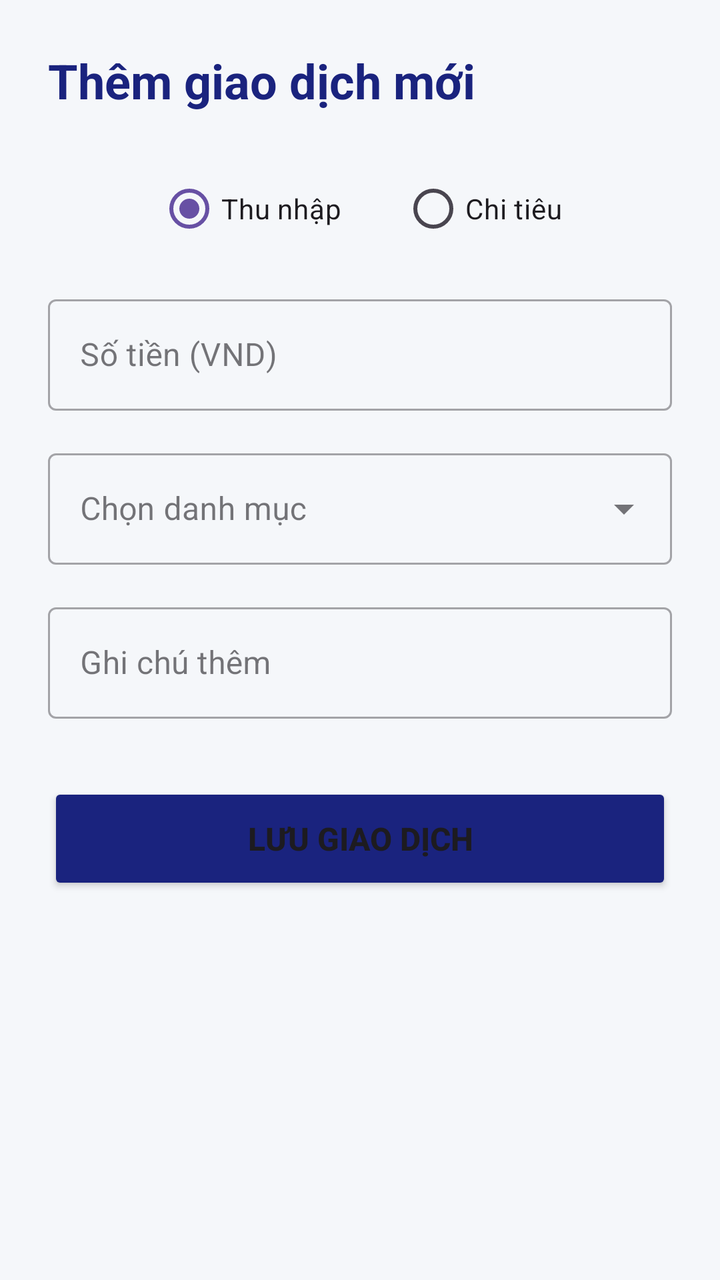
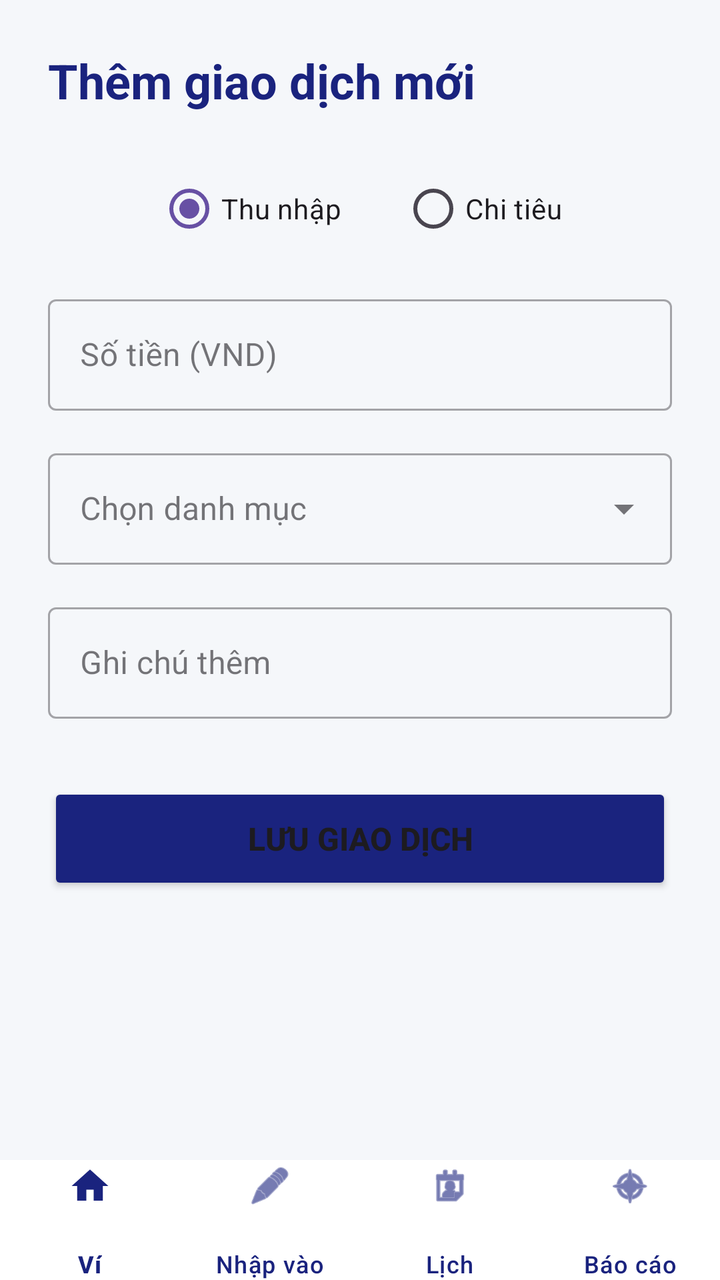

An Android layout rendered at two revisions. The XML below is the earlier revision; the diff shows what the commit changed to produce the second picture.
<!-- AndroidManifest.xml: application theme Theme.QuanLyChiTieu -->
<!-- res/layout/activity_add_transaction.xml -->
<?xml version="1.0" encoding="utf-8"?>
<LinearLayout xmlns:android="http://schemas.android.com/apk/res/android"
    xmlns:app="http://schemas.android.com/apk/res-auto"
    android:layout_width="match_parent"
    android:layout_height="match_parent"
    android:orientation="vertical"
    android:padding="24dp"
    android:background="#F5F7FA">

    <TextView
        android:layout_width="wrap_content"
        android:layout_height="wrap_content"
        android:text="Thêm giao dịch mới"
        android:textSize="24sp"
        android:textStyle="bold"
        android:textColor="#1A237E"
        android:layout_marginBottom="24dp"/>

    <RadioGroup
        android:id="@+id/rgType"
        android:layout_width="match_parent"
        android:layout_height="wrap_content"
        android:orientation="horizontal"
        android:gravity="center"
        android:layout_marginBottom="16dp">
        <RadioButton android:id="@+id/rbIncome" android:layout_width="wrap_content" android:layout_height="wrap_content" android:text="Thu nhập" android:checked="true" android:layout_marginEnd="30dp"/>
        <RadioButton android:id="@+id/rbExpense" android:layout_width="wrap_content" android:layout_height="wrap_content" android:text="Chi tiêu"/>
    </RadioGroup>

    <com.google.android.material.textfield.TextInputLayout
        android:layout_width="match_parent"
        android:layout_height="wrap_content"
        android:hint="Số tiền (VND)"
        style="@style/Widget.MaterialComponents.TextInputLayout.OutlinedBox"
        android:layout_marginBottom="16dp">
        <com.google.android.material.textfield.TextInputEditText
            android:id="@+id/etAmount"
            android:layout_width="match_parent"
            android:layout_height="wrap_content"
            android:inputType="numberDecimal"/>
    </com.google.android.material.textfield.TextInputLayout>

    <com.google.android.material.textfield.TextInputLayout
        android:id="@+id/menuCategory"
        style="@style/Widget.MaterialComponents.TextInputLayout.OutlinedBox.ExposedDropdownMenu"
        android:layout_width="match_parent"
        android:layout_height="wrap_content"
        android:hint="Chọn danh mục"
        android:layout_marginBottom="16dp">

        <AutoCompleteTextView
            android:id="@+id/etCategory"
            android:layout_width="match_parent"
            android:layout_height="wrap_content"
            android:inputType="text"/>
    </com.google.android.material.textfield.TextInputLayout>

    <com.google.android.material.textfield.TextInputLayout
        android:layout_width="match_parent"
        android:layout_height="wrap_content"
        android:hint="Ghi chú thêm"
        style="@style/Widget.MaterialComponents.TextInputLayout.OutlinedBox"
        android:layout_marginBottom="32dp">
        <com.google.android.material.textfield.TextInputEditText
            android:id="@+id/etNote"
            android:layout_width="match_parent"
            android:layout_height="wrap_content"
            android:maxLines="3"/>
    </com.google.android.material.textfield.TextInputLayout>

    <Button
        android:id="@+id/btnSave"
        android:layout_width="match_parent"
        android:layout_height="56dp"
        android:text="Lưu giao dịch"
        android:textSize="16sp"
        android:textStyle="bold"
        app:cornerRadius="12dp"
        android:backgroundTint="#1A237E"/>

</LinearLayout>
<!-- resources referenced by this layout -->
<resources>
  <style name="Theme.QuanLyChiTieu" parent="Base.Theme.QuanLyChiTieu" />
  <style name="Base.Theme.QuanLyChiTieu" parent="Theme.Material3.DayNight.NoActionBar">
          
          
      </style>
</resources>

<!-- the commit's change to res/layout/activity_add_transaction.xml (unified diff, before → after) -->
@@ -1,81 +1,139 @@
 <?xml version="1.0" encoding="utf-8"?>
-<LinearLayout xmlns:android="http://schemas.android.com/apk/res/android"
+<androidx.constraintlayout.widget.ConstraintLayout
+    xmlns:android="http://schemas.android.com/apk/res/android"
     xmlns:app="http://schemas.android.com/apk/res-auto"
     android:layout_width="match_parent"
     android:layout_height="match_parent"
-    android:orientation="vertical"
-    android:padding="24dp"
     android:background="#F5F7FA">
 
-    <TextView
-        android:layout_width="wrap_content"
-        android:layout_height="wrap_content"
-        android:text="Thêm giao dịch mới"
-        android:textSize="24sp"
-        android:textStyle="bold"
-        android:textColor="#1A237E"
-        android:layout_marginBottom="24dp"/>
+    <ScrollView
+        android:layout_width="0dp"
+        android:layout_height="0dp"
+        app:layout_constraintTop_toTopOf="parent"
+        app:layout_constraintBottom_toTopOf="@id/bottomNavigation"
+        app:layout_constraintStart_toStartOf="parent"
+        app:layout_constraintEnd_toEndOf="parent">
 
-    <RadioGroup
-        android:id="@+id/rgType"
+        <LinearLayout
+            android:layout_width="match_parent"
+            android:layout_height="wrap_content"
+            android:orientation="vertical"
+            android:padding="24dp">
+
+            <TextView
+                android:layout_width="wrap_content"
+                android:layout_height="wrap_content"
+                android:text="Thêm giao dịch mới"
+                android:textSize="24sp"
+                android:textStyle="bold"
+                android:textColor="#1A237E"
+                android:layout_marginBottom="24dp"/>
+
+            <RadioGroup
+                android:id="@+id/rgType"
+                android:layout_width="match_parent"
+                android:layout_height="wrap_content"
+                android:orientation="horizontal"
+                android:gravity="center"
+                android:layout_marginBottom="16dp">
+
+                <RadioButton
+                    android:id="@+id/rbIncome"
+                    android:layout_width="wrap_content"
+                    android:layout_height="wrap_content"
+                    android:text="Thu nhập"
+                    android:checked="true"
+                    android:layout_marginEnd="30dp"/>
+
+                <RadioButton
+                    android:id="@+id/rbExpense"
+                    android:layout_width="wrap_content"
+                    android:layout_height="wrap_content"
+                    android:text="Chi tiêu"/>
+
+            </RadioGroup>
+
+            <com.google.android.material.textfield.TextInputLayout
+                android:layout_width="match_parent"
+                android:layout_height="wrap_content"
+                android:hint="Số tiền (VND)"
+                style="@style/Widget.MaterialComponents.TextInputLayout.OutlinedBox"
+                android:layout_marginBottom="16dp">
+
+                <com.google.android.material.textfield.TextInputEditText
+                    android:id="@+id/etAmount"
+                    android:layout_width="match_parent"
+                    android:layout_height="wrap_content"
+                    android:inputType="numberDecimal"/>
+
+            </com.google.android.material.textfield.TextInputLayout>
+
+            <com.google.android.material.textfield.TextInputLayout
+                android:id="@+id/menuCategory"
+                style="@style/Widget.MaterialComponents.TextInputLayout.OutlinedBox.ExposedDropdownMenu"
+                android:layout_width="match_parent"
+                android:layout_height="wrap_content"
+                android:hint="Chọn danh mục"
+                android:layout_marginBottom="16dp">
+
+                <AutoCompleteTextView
+                    android:id="@+id/etCategory"
+                    android:layout_width="match_parent"
+                    android:layout_height="wrap_content"
+                    android:inputType="text"/>
+
+            </com.google.android.material.textfield.TextInputLayout>
+
+            <com.google.android.material.textfield.TextInputLayout
+                android:layout_width="match_parent"
+                android:layout_height="wrap_content"
+                android:hint="Ghi chú thêm"
+                style="@style/Widget.MaterialComponents.TextInputLayout.OutlinedBox"
+                android:layout_marginBottom="32dp">
+
+                <com.google.android.material.textfield.TextInputEditText
+                    android:id="@+id/etNote"
+                    android:layout_width="match_parent"
+                    android:layout_height="wrap_content"
+                    android:maxLines="3"/>
+
+            </com.google.android.material.textfield.TextInputLayout>
+
+            <Button
+                android:id="@+id/btnSave"
+                android:layout_width="match_parent"
+                android:layout_height="56dp"
+                android:text="Lưu giao dịch"
+                android:textSize="16sp"
+                android:textStyle="bold"
+                app:cornerRadius="12dp"
+                android:backgroundTint="#1A237E"/>
+
+        </LinearLayout>
+
+    </ScrollView>
+
+    <com.google.android.material.bottomnavigation.BottomNavigationView
+        android:id="@+id/bottomNavigation"
         android:layout_width="match_parent"
         android:layout_height="wrap_content"
-        android:orientation="horizontal"
-        android:gravity="center"
-        android:layout_marginBottom="16dp">
-        <RadioButton android:id="@+id/rbIncome" android:layout_width="wrap_content" android:layout_height="wrap_content" android:text="Thu nhập" android:checked="true" android:layout_marginEnd="30dp"/>
-        <RadioButton android:id="@+id/rbExpense" android:layout_width="wrap_content" android:layout_height="wrap_content" android:text="Chi tiêu"/>
-    </RadioGroup>
+        android:background="@android:color/white"
+        android:minHeight="60dp"
 
-    <com.google.android.material.textfield.TextInputLayout
-        android:layout_width="match_parent"
-        android:layout_height="wrap_content"
-        android:hint="Số tiền (VND)"
-        style="@style/Widget.MaterialComponents.TextInputLayout.OutlinedBox"
-        android:layout_marginBottom="16dp">
-        <com.google.android.material.textfield.TextInputEditText
-            android:id="@+id/etAmount"
-            android:layout_width="match_parent"
-            android:layout_height="wrap_content"
-            android:inputType="numberDecimal"/>
-    </com.google.android.material.textfield.TextInputLayout>
+        app:itemIconTint="#1A237E"
+        app:itemTextColor="#1A237E"
 
-    <com.google.android.material.textfield.TextInputLayout
-        android:id="@+id/menuCategory"
-        style="@style/Widget.MaterialComponents.TextInputLayout.OutlinedBox.ExposedDropdownMenu"
-        android:layout_width="match_parent"
-        android:layout_height="wrap_content"
-        android:hint="Chọn danh mục"
-        android:layout_marginBottom="16dp">
+        app:itemIconSize="22dp"
 
-        <AutoCompleteTextView
-            android:id="@+id/etCategory"
-            android:layout_width="match_parent"
-            android:layout_height="wrap_content"
-            android:inputType="text"/>
-    </com.google.android.material.textfield.TextInputLayout>
+        app:itemPaddingTop="2dp"
+        app:itemPaddingBottom="2dp"
 
-    <com.google.android.material.textfield.TextInputLayout
-        android:layout_width="match_parent"
-        android:layout_height="wrap_content"
-        android:hint="Ghi chú thêm"
-        style="@style/Widget.MaterialComponents.TextInputLayout.OutlinedBox"
-        android:layout_marginBottom="32dp">
-        <com.google.android.material.textfield.TextInputEditText
-            android:id="@+id/etNote"
-            android:layout_width="match_parent"
-            android:layout_height="wrap_content"
-            android:maxLines="3"/>
-    </com.google.android.material.textfield.TextInputLayout>
+        app:labelVisibilityMode="labeled"
 
-    <Button
-        android:id="@+id/btnSave"
-        android:layout_width="match_parent"
-        android:layout_height="56dp"
-        android:text="Lưu giao dịch"
-        android:textSize="16sp"
-        android:textStyle="bold"
-        app:cornerRadius="12dp"
-        android:backgroundTint="#1A237E"/>
+        app:menu="@menu/bottom_nav_menu"
 
-</LinearLayout>
+        app:layout_constraintBottom_toBottomOf="parent"
+        app:layout_constraintStart_toStartOf="parent"
+        app:layout_constraintEnd_toEndOf="parent"/>
+
+</androidx.constraintlayout.widget.ConstraintLayout>
